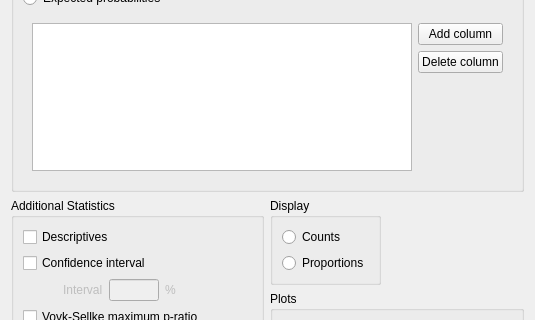
Above: JASP-Desktop/analysisforms/Common/multinomialtestform.ui from jasp-stats/jasp-desktop before the change; both pictures show x 0 to 535 and y 750 to 1070 of the 535 by 1159 pixel window. Below: the same form after it.
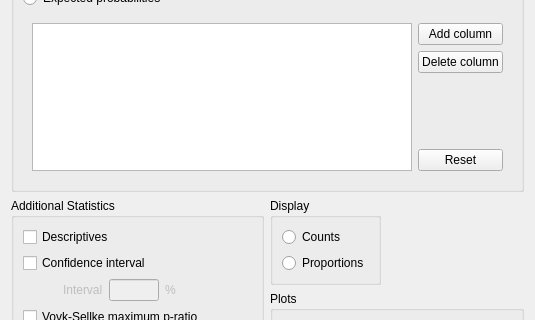
That is the form after the change. Custom widgets are drawn as their Qt base class.

What changed in the file:
```diff
--- a/JASP-Desktop/analysisforms/Common/multinomialtestform.ui
+++ b/JASP-Desktop/analysisforms/Common/multinomialtestform.ui
@@ -590,6 +590,13 @@
              </property>
             </spacer>
            </item>
+           <item>
+            <widget class="QPushButton" name="resetColumns">
+             <property name="text">
+              <string>Reset</string>
+             </property>
+            </widget>
+           </item>
           </layout>
          </item>
         </layout>
```
Left out of the diff: 28 changed lines with no effect on the pictures.
